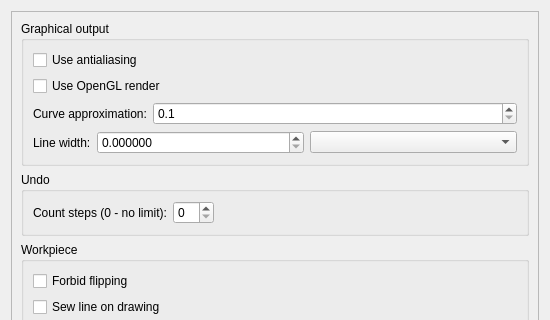
Above: src/app/valentina/dialogs/configpages/preferencespatternpage.ui from dismine/valentina before the change; both pictures show x 0 to 550 and y 0 to 320 of the 550 by 979 pixel window. Below: the same form after it.
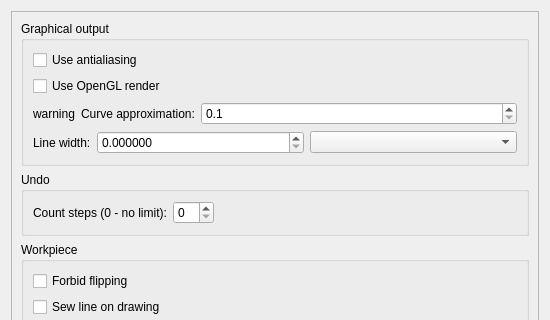
That is the form after the change.

Commit message: New option "curveApproximationScale" to override the global curve approximation scale setting from the application preferences.

```diff
--- a/src/app/valentina/dialogs/configpages/preferencespatternpage.ui
+++ b/src/app/valentina/dialogs/configpages/preferencespatternpage.ui
@@ -36,8 +36,8 @@
        <rect>
         <x>0</x>
         <y>0</y>
-        <width>519</width>
-        <height>1021</height>
+        <width>516</width>
+        <height>1012</height>
        </rect>
       </property>
       <layout class="QVBoxLayout" name="verticalLayout_2">
@@ -70,6 +70,22 @@
           </item>
           <item>
            <layout class="QHBoxLayout" name="horizontalLayout_5">
+            <item>
+             <widget class="QLabel" name="labelCurveApproximationScaleWarning">
+              <property name="sizePolicy">
+               <sizepolicy hsizetype="Fixed" vsizetype="Preferred">
+                <horstretch>0</horstretch>
+                <verstretch>0</verstretch>
+               </sizepolicy>
+              </property>
+              <property name="toolTip">
+               <string>This setting has no effect since the value is overridden by the command-line option</string>
+              </property>
+              <property name="text">
+               <string notr="true">warning</string>
+              </property>
+             </widget>
+            </item>
             <item>
              <widget class="QLabel" name="label">
               <property name="sizePolicy">
```
Left out of the diff: 14 changed lines with no effect on the pictures. The commit also changes 13 other files.
